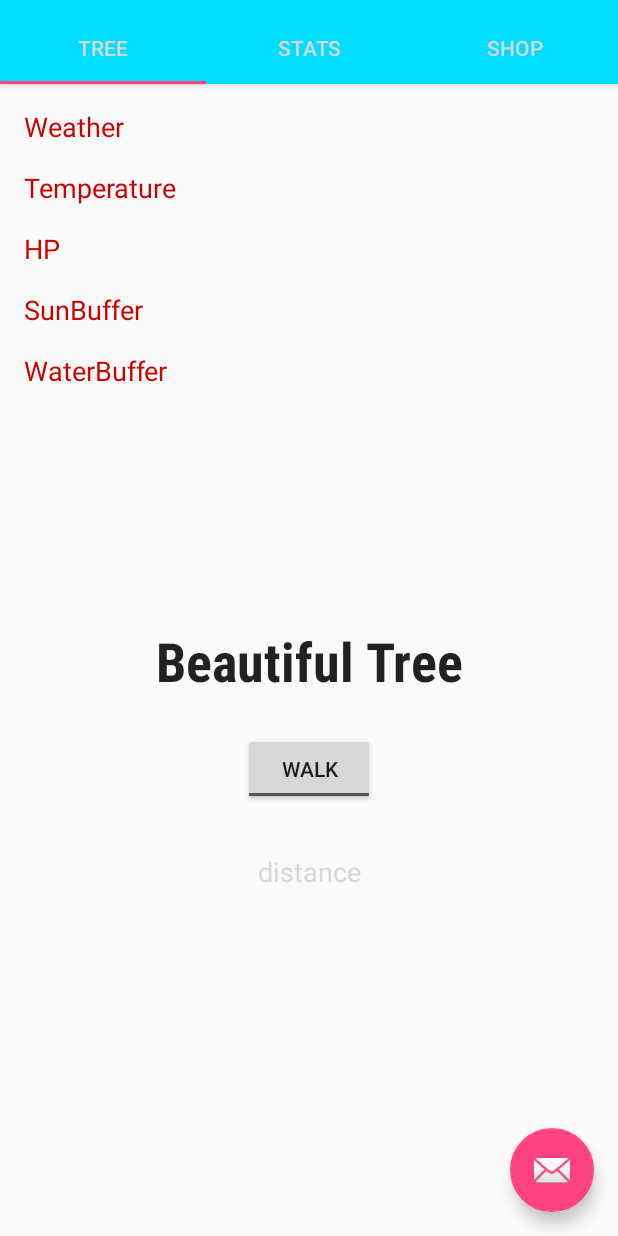
After one commit to Pihlqvist/project_arbor, an Android app: the MainUIActivity screen opened directly, with no data from a screen before it, on a phone screen of 412 x 824 dp. The commit adds this screen. Run offline under Robolectric (Android 15) with nearby library versions, the light colour scheme and no system bars; 6 statements that could not run were skipped.

Commit message:
soon done

```diff
--- a/app/src/main/java/se/kth/projectarbor/project_arbor/MainService.java
+++ b/app/src/main/java/se/kth/projectarbor/project_arbor/MainService.java
@@ -168,7 +168,7 @@ public class MainService extends Service {
     }
 
     public void startGame() {
-        Intent intentToActivity = new Intent(this, TreeGame.class);
+        Intent intentToActivity = new Intent(this, MainUIActivity.class);
         intentToActivity.addFlags(Intent.FLAG_ACTIVITY_NEW_TASK);
 
         intentToActivity.putExtra("WEATHER", environment.getWeather().toString());
@@ -178,6 +178,8 @@ public class MainService extends Service {
         intentToActivity.putExtra("HP", tree.getHealth());
         intentToActivity.putExtra("PHASE", tree.getTreePhase().toString());
 
+        intentToActivity.putExtra("NEW_TREE", false);
+
         startActivity(intentToActivity);
     }
 }
--- /dev/null
+++ b/app/src/main/java/se/kth/projectarbor/project_arbor/MainUIActivity.java
@@ -0,0 +1,129 @@
+package se.kth.projectarbor.project_arbor;
+
+import android.content.Intent;
+import android.support.design.widget.TabLayout;
+import android.support.design.widget.FloatingActionButton;
+import android.support.design.widget.Snackbar;
+import android.support.v7.app.AppCompatActivity;
+import android.support.v7.widget.Toolbar;
+
+import android.support.v4.app.Fragment;
+import android.support.v4.app.FragmentManager;
+import android.support.v4.app.FragmentPagerAdapter;
+import android.support.v4.view.ViewPager;
+import android.os.Bundle;
+import android.view.LayoutInflater;
+import android.view.Menu;
+import android.view.MenuItem;
+import android.view.View;
+import android.view.ViewGroup;
+
+import android.widget.TextView;
+
+public class MainUIActivity extends AppCompatActivity {
+
+    /**
+     * The {@link android.support.v4.view.PagerAdapter} that will provide
+     * fragments for each of the sections. We use a
+     * {@link FragmentPagerAdapter} derivative, which will keep every
+     * loaded fragment in memory. If this becomes too memory intensive, it
+     * may be best to switch to a
+     * {@link android.support.v4.app.FragmentStatePagerAdapter}.
+     */
+    private SectionsPagerAdapter mSectionsPagerAdapter;
+
+    // Creates new tree if true
+    private static boolean isTreeDead = true;
+
+    /**
+     * The {@link ViewPager} that will host the section contents.
+     */
+    private ViewPager mViewPager;
+
+    @Override
+    protected void onCreate(Bundle savedInstanceState) {
+        super.onCreate(savedInstanceState);
+        setContentView(R.layout.activity_main_ui);
+
+        Intent intent = this.getIntent();
+        if (intent.getExtras() != null) {
+            isTreeDead = intent.getExtras().getBoolean("NEW_TREE", true);
+        }
+
+        if (isTreeDead) {
+            startActivity(new Intent(MainUIActivity.this, NewTreeActivity.class));
+        }
+
+/*
+        Toolbar toolbar = (Toolbar) findViewById(R.id.toolbar);
+        setSupportActionBar(toolbar);
+*/
+        // Create the adapter that will return a fragment for each of the three
+        // primary sections of the activity.
+        mSectionsPagerAdapter = new SectionsPagerAdapter(getSupportFragmentManager());
+
+        // Set up the ViewPager with the sections adapter.
+        mViewPager = (ViewPager) findViewById(R.id.container);
+        mViewPager.setAdapter(mSectionsPagerAdapter);
+
+        TabLayout tabLayout = (TabLayout) findViewById(R.id.tabs);
+        tabLayout.setupWithViewPager(mViewPager);
+
+        FloatingActionButton fab = (FloatingActionButton) findViewById(R.id.fab);
+        fab.setOnClickListener(new View.OnClickListener() {
+            @Override
+            public void onClick(View view) {
+                Snackbar.make(view, "Replace with your own action", Snackbar.LENGTH_LONG)
+                        .setAction("Action", null).show();
+            }
+        });
+
+    }
+
+    /**
+     * A {@link FragmentPagerAdapter} that returns a fragment corresponding to
+     * one of the sections/tabs/pages.
+     */
+    public class SectionsPagerAdapter extends FragmentPagerAdapter {
+
+        public SectionsPagerAdapter(FragmentManager fm) {
+            super(fm);
+        }
+
+        @Override
+        public Fragment getItem(int position) {
+            switch(position) {
+                case 0:
+                    return new TreeTab();
+                case 1:
+                    return new StatsTab();
+                case 2:
+                    return new ShopTab();
+            }
+            return null;
+        }
+
+        @Override
+        public int getCount() {
+            // Show 3 total pages.
+            return 3;
+        }
+
+        @Override
+        public CharSequence getPageTitle(int position) {
+            switch (position) {
+                case 0:
+                    return "TREE";
+                case 1:
+                    return "STATS";
+                case 2:
+                    return "SHOP";
+            }
+            return null;
+        }
+    }
+
+    @Override
+    public void onBackPressed() {}
+
+}
--- /dev/null
+++ b/app/src/main/java/se/kth/projectarbor/project_arbor/StatsTab.java
@@ -0,0 +1,25 @@
+package se.kth.projectarbor.project_arbor;
+
+import android.os.Bundle;
+import android.support.annotation.Nullable;
+import android.support.v4.app.*;
+import android.view.LayoutInflater;
+import android.view.View;
+import android.view.ViewGroup;
+
+/**
+ * Created by Fredrik Pihlqvist on 2017-04-28.
+ */
+
+public class StatsTab extends Fragment {
+
+    @Nullable
+    @Override
+    public View onCreateView(LayoutInflater inflater, @Nullable ViewGroup container, @Nullable Bundle savedInstanceState) {
+        View view = inflater.inflate(R.layout.fragment_stats_tab, container, false);
+
+
+
+        return view;
+    }
+}
--- /dev/null
+++ b/app/src/main/java/se/kth/projectarbor/project_arbor/TreeTab.java
@@ -0,0 +1,114 @@
+package se.kth.projectarbor.project_arbor;
+
+import android.content.BroadcastReceiver;
+import android.content.Context;
+import android.content.Intent;
+import android.content.IntentFilter;
+import android.os.Bundle;
+import android.support.annotation.Nullable;
+import android.support.v4.app.*;
+import android.view.LayoutInflater;
+import android.view.View;
+import android.view.ViewGroup;
+import android.widget.CompoundButton;
+import android.widget.TextView;
+import android.widget.ToggleButton;
+
+/**
+ * Created by Fredrik Pihlqvist on 2017-04-28.
+ */
+
+public class TreeTab extends Fragment {
+
+    // Declaring all views and buttons
+    private ToggleButton walkBtn;
+    private TextView weatherView;
+    private TextView tempView;
+    private TextView hpView;
+    private TextView treeView;
+    private TextView distanceView;
+    private TextView sunView;
+    private TextView waterView;
+    private View view;
+
+
+    private class Receiver extends BroadcastReceiver {
+
+        @Override
+        public void onReceive(Context context, Intent intent) {
+            Bundle extras = intent.getExtras();
+
+            if (intent.getAction().equals(Pedometer.DISTANCE_BROADCAST)) {
+                distanceView.setText("Distance: " + extras.getDouble("DISTANCE"));
+            }
+
+            if (intent.getAction().equals(MainService.TREE_DATA)) {
+                tempView.setText("Temp: " + extras.getDouble("TEMP"));
+                weatherView.setText("Weather: " + extras.getString("WEATHER"));
+                hpView.setText("HP: " + extras.getInt("HP"));
+                treeView.setText("Tree, Phase: " + extras.getString("PHASE"));
+                sunView.setText("Sun Buffer: " + extras.getInt("SUN"));
+                waterView.setText("Water Buffer: " + extras.getInt("WATER"));
+            }
+        }
+    }
+
+    @Nullable
+    @Override
+    public View onCreateView(LayoutInflater inflater, @Nullable ViewGroup container, @Nullable Bundle savedInstanceState) {
+
+        this.view = inflater.inflate(R.layout.fragment_tree_tab, container, false);
+
+        setupValues();
+
+        // Setup a filter for views
+        IntentFilter filter = new IntentFilter();
+        filter.addAction(Pedometer.DISTANCE_BROADCAST);
+        filter.addAction(MainService.TREE_DATA);
+        getActivity().registerReceiver(this.new Receiver(), filter);
+
+        Intent intent = getActivity().getIntent();
+        Bundle extras = intent.getExtras();
+        hpView.setText("HP: " + extras.getInt("HP"));
+        treeView.setText("Tree, Phase: " + extras.getString("PHASE"));
+        sunView.setText("Sun Buffer: " + extras.getInt("SUN"));
+        waterView.setText("Water Buffer: " + extras.getInt("WATER"));
+        tempView.setText("Temp: " + extras.getDouble("TEMP"));
+        weatherView.setText("Weather: " + extras.getString("WEATHER"));
+
+        // The user can toggle to either collect "distance" or not
+        walkBtn = (ToggleButton) view.findViewById(R.id.toggleButton);
+        walkBtn.setOnCheckedChangeListener(new CompoundButton.OnCheckedChangeListener() {
+            public void onCheckedChanged(CompoundButton buttonView, boolean isChecked) {
+                if (isChecked) {
+                    // The toggle is enabled
+                    Intent intent = new Intent(getActivity(), MainService.class);
+                    intent.putExtra("MESSAGE_TYPE", MainService.MSG_START);
+                    getActivity().startService(intent);
+                } else {
+                    // The toggle is disabled
+                    Intent intent = new Intent(getActivity(), MainService.class);
+                    intent.putExtra("MESSAGE_TYPE", MainService.MSG_STOP);
+                    getActivity().startService(intent);
+                }
+            }
+        });
+
+
+
+        return this.view;
+    }
+
+
+    // Setup all the views
+    private void setupValues() {
+        weatherView = (TextView) view.findViewById(R.id.tvWeather);
+        tempView = (TextView) view.findViewById(R.id.tvTemp);
+        hpView = (TextView) view.findViewById(R.id.tvHP);
+        treeView = (TextView) view.findViewById(R.id.tvTree);
+        distanceView = (TextView) view.findViewById(R.id.tvDistance);
+        sunView = (TextView) view.findViewById(R.id.tvSun);
+        waterView = (TextView) view.findViewById(R.id.tvWater);
+    }
+
+}
--- /dev/null
+++ b/app/src/main/res/layout/activity_main_ui.xml
@@ -0,0 +1,42 @@
+<?xml version="1.0" encoding="utf-8"?>
+<android.support.design.widget.CoordinatorLayout xmlns:android="http://schemas.android.com/apk/res/android"
+    xmlns:app="http://schemas.android.com/apk/res-auto"
+    xmlns:tools="http://schemas.android.com/tools"
+    android:id="@+id/main_content"
+    android:layout_width="match_parent"
+    android:layout_height="match_parent"
+    android:fitsSystemWindows="true"
+    tools:context="se.kth.projectarbor.project_arbor.MainUIActivity">
+
+    <android.support.design.widget.AppBarLayout
+        android:id="@+id/appbar"
+        android:layout_width="match_parent"
+        android:layout_height="wrap_content"
+        android:paddingTop="@dimen/appbar_padding_top"
+        android:theme="@style/AppTheme.AppBarOverlay"
+        android:background="@android:color/holo_blue_bright">
+
+        <android.support.design.widget.TabLayout
+            android:id="@+id/tabs"
+            android:layout_width="match_parent"
+            android:layout_height="wrap_content"
+            android:background="@android:color/holo_blue_bright"
+            app:tabTextColor="@color/wallet_bright_foreground_holo_dark" />
+
+    </android.support.design.widget.AppBarLayout>
+
+    <android.support.v4.view.ViewPager
+        android:id="@+id/container"
+        android:layout_width="match_parent"
+        android:layout_height="match_parent"
+        app:layout_behavior="@string/appbar_scrolling_view_behavior" />
+
+    <android.support.design.widget.FloatingActionButton
+        android:id="@+id/fab"
+        android:layout_width="wrap_content"
+        android:layout_height="wrap_content"
+        android:layout_gravity="end|bottom"
+        android:layout_margin="@dimen/fab_margin"
+        app:srcCompat="@android:drawable/ic_dialog_email" />
+
+</android.support.design.widget.CoordinatorLayout>
--- /dev/null
+++ b/app/src/main/res/layout/fragment_shop_tab.xml
@@ -0,0 +1,6 @@
+<?xml version="1.0" encoding="utf-8"?>
+<LinearLayout xmlns:android="http://schemas.android.com/apk/res/android"
+    android:orientation="vertical" android:layout_width="match_parent"
+    android:layout_height="match_parent">
+
+</LinearLayout>
--- /dev/null
+++ b/app/src/main/res/layout/fragment_stats_tab.xml
@@ -0,0 +1,6 @@
+<?xml version="1.0" encoding="utf-8"?>
+<LinearLayout xmlns:android="http://schemas.android.com/apk/res/android"
+    android:orientation="vertical" android:layout_width="match_parent"
+    android:layout_height="match_parent">
+
+</LinearLayout>
--- /dev/null
+++ b/app/src/main/res/layout/fragment_tree_tab.xml
@@ -0,0 +1,126 @@
+<?xml version="1.0" encoding="utf-8"?>
+<android.support.constraint.ConstraintLayout xmlns:android="http://schemas.android.com/apk/res/android"
+    xmlns:app="http://schemas.android.com/apk/res-auto"
+    xmlns:tools="http://schemas.android.com/tools"
+    android:layout_width="match_parent"
+    android:layout_height="match_parent"
+    tools:context="se.kth.projectarbor.project_arbor.TreeGame"
+    tools:layout_editor_absoluteY="81dp"
+    tools:layout_editor_absoluteX="0dp">
+
+    <TextView
+        android:id="@+id/tvTree"
+        android:layout_width="wrap_content"
+        android:layout_height="wrap_content"
+        android:fontFamily="sans-serif-condensed"
+        android:text="Beautiful Tree"
+        android:textColor="?android:attr/actionMenuTextColor"
+        android:textSize="36sp"
+        android:textStyle="bold"
+        android:typeface="normal"
+        app:layout_constraintBottom_toBottomOf="parent"
+        app:layout_constraintLeft_toLeftOf="parent"
+        app:layout_constraintRight_toRightOf="parent"
+        app:layout_constraintTop_toTopOf="parent" />
+
+    <TextView
+        android:id="@+id/tvWeather"
+        android:layout_width="wrap_content"
+        android:layout_height="wrap_content"
+        android:layout_marginLeft="16dp"
+        android:layout_marginTop="16dp"
+        android:text="Weather"
+        android:textColor="@android:color/holo_red_dark"
+        android:textSize="18sp"
+        app:layout_constraintLeft_toLeftOf="parent"
+        app:layout_constraintTop_toTopOf="parent"
+        android:layout_marginStart="16dp" />
+
+    <TextView
+        android:id="@+id/tvHP"
+        android:layout_width="wrap_content"
+        android:layout_height="wrap_content"
+        android:layout_marginLeft="16dp"
+        android:layout_marginTop="16dp"
+        android:text="HP"
+        android:textColor="@android:color/holo_red_dark"
+        android:textSize="18sp"
+        app:layout_constraintLeft_toLeftOf="parent"
+        app:layout_constraintTop_toBottomOf="@+id/tvTemp"
+        android:layout_marginStart="16dp" />
+
+    <TextView
+        android:id="@+id/tvTemp"
+        android:layout_width="wrap_content"
+        android:layout_height="wrap_content"
+        android:layout_marginLeft="16dp"
+        android:layout_marginTop="16dp"
+        android:text="Temperature"
+        android:textColor="@android:color/holo_red_dark"
+        android:textSize="18sp"
+        app:layout_constraintLeft_toLeftOf="parent"
+        app:layout_constraintTop_toBottomOf="@+id/tvWeather"
+        android:layout_marginStart="16dp" />
+
+    <ToggleButton
+        android:id="@+id/toggleButton"
+        android:layout_width="wrap_content"
+        android:layout_height="wrap_content"
+        android:autoText="false"
+        android:text="Walk"
+        android:textOff="WALK"
+        android:textOn="STOP"
+        app:layout_constraintLeft_toLeftOf="parent"
+        app:layout_constraintRight_toRightOf="parent"
+        android:layout_marginTop="24dp"
+        app:layout_constraintTop_toBottomOf="@+id/tvTree" />
+
+    <TextView
+        android:id="@+id/tvDistance"
+        android:layout_width="wrap_content"
+        android:layout_height="wrap_content"
+        android:layout_marginTop="32dp"
+        android:text="distance"
+        android:textColor="@color/place_autocomplete_search_text"
+        android:textSize="18sp"
+        app:layout_constraintHorizontal_bias="0.501"
+        app:layout_constraintLeft_toLeftOf="parent"
+        app:layout_constraintRight_toRightOf="parent"
+        app:layout_constraintTop_toBottomOf="@+id/toggleButton" />
+
+    <TextView
+        android:id="@+id/tvSun"
+        android:layout_width="wrap_content"
+        android:layout_height="wrap_content"
+        android:layout_marginLeft="16dp"
+        android:layout_marginTop="16dp"
+        android:text="SunBuffer"
+        android:textColor="@android:color/holo_red_dark"
+        android:textSize="18sp"
+        app:layout_constraintLeft_toLeftOf="parent"
+        app:layout_constraintTop_toBottomOf="@+id/tvHP"
+        android:layout_marginStart="16dp" />
+
+    <TextView
+        android:id="@+id/tvWater"
+        android:layout_width="wrap_content"
+        android:layout_height="wrap_content"
+        android:layout_marginLeft="16dp"
+        android:layout_marginTop="16dp"
+        android:text="WaterBuffer"
+        android:textColor="@android:color/holo_red_dark"
+        android:textSize="18sp"
+        app:layout_constraintLeft_toLeftOf="parent"
+        app:layout_constraintTop_toBottomOf="@+id/tvSun"
+        android:layout_marginStart="16dp" />
+
+    <android.support.constraint.Guideline
+        android:layout_width="wrap_content"
+        android:layout_height="wrap_content"
+        android:id="@+id/guideline"
+        app:layout_constraintGuide_begin="20dp"
+        android:orientation="horizontal"
+        tools:layout_editor_absoluteY="20dp"
+        tools:layout_editor_absoluteX="0dp" />
+
+</android.support.constraint.ConstraintLayout>
--- /dev/null
+++ b/app/src/main/res/values-w820dp/dimens.xml
@@ -0,0 +1,6 @@
+<resources>
+    <!-- Example customization of dimensions originally defined in res/values/dimens.xml
+         (such as screen margins) for screens with more than 820dp of available width. This
+         would include 7" and 10" devices in landscape (~960dp and ~1280dp respectively). -->
+    <dimen name="activity_horizontal_margin">64dp</dimen>
+</resources>
--- /dev/null
+++ b/app/src/main/res/values/dimens.xml
@@ -0,0 +1,7 @@
+<resources>
+    <!-- Default screen margins, per the Android Design guidelines. -->
+    <dimen name="activity_horizontal_margin">16dp</dimen>
+    <dimen name="activity_vertical_margin">16dp</dimen>
+    <dimen name="fab_margin">16dp</dimen>
+    <dimen name="appbar_padding_top">8dp</dimen>
+</resources>
--- a/app/src/main/res/values/strings.xml
+++ b/app/src/main/res/values/strings.xml
@@ -2,4 +2,8 @@
     <string name="app_name">Arbor</string>
     <string name="content_text">Ongoing activity</string>
     <string name="distance_broadcast">se.kth.projectarbor.project_arbor.intent.DISTANCE</string>
+    <string name="title_activity_main_ui">MainUIActivity</string>
+    <string name="action_settings">Settings</string>
+    <string name="section_format">Hello World from section: %1$d</string>
+    <string name="title_activity_new_tree">NewTreeActivity</string>
 </resources>
--- a/app/src/main/res/values/styles.xml
+++ b/app/src/main/res/values/styles.xml
@@ -8,4 +8,13 @@
         <item name="colorAccent">@color/colorAccent</item>
     </style>
 
+    <style name="AppTheme.NoActionBar">
+        <item name="windowActionBar">false</item>
+        <item name="windowNoTitle">true</item>
+    </style>
+
+    <style name="AppTheme.AppBarOverlay" parent="ThemeOverlay.AppCompat.Dark.ActionBar" />
+
+    <style name="AppTheme.PopupOverlay" parent="ThemeOverlay.AppCompat.Light" />
+
 </resources>
```
Also changed, not shown: app/build.gradle (+4 -3 lines), app/src/main/AndroidManifest.xml (+23 -13 lines), app/src/main/java/se/kth/projectarbor/project_arbor/NewTreeActivity.java (added, +45 -0 lines), app/src/main/java/se/kth/projectarbor/project_arbor/ShopTab.java (added, +25 -0 lines), app/src/main/res/layout/activity_new_tree.xml (added, +19 -0 lines), app/src/main/res/layout/content_new_tree.xml (added, +11 -0 lines), app/src/main/res/menu/menu_main_ui.xml (added, +10 -0 lines).
